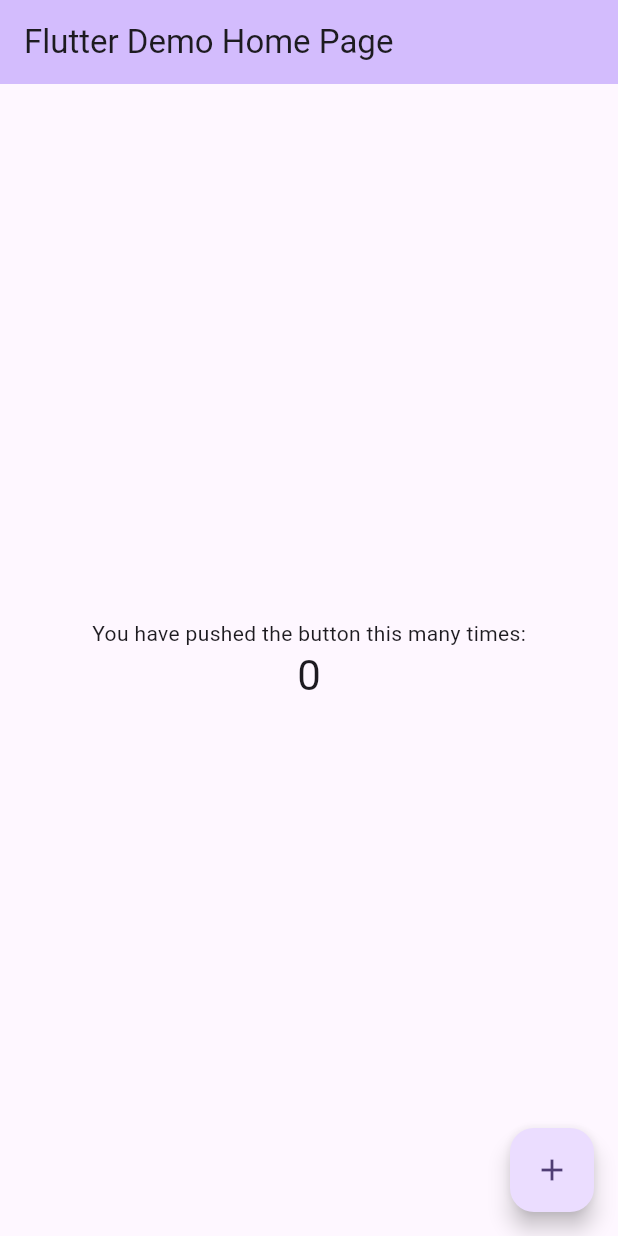
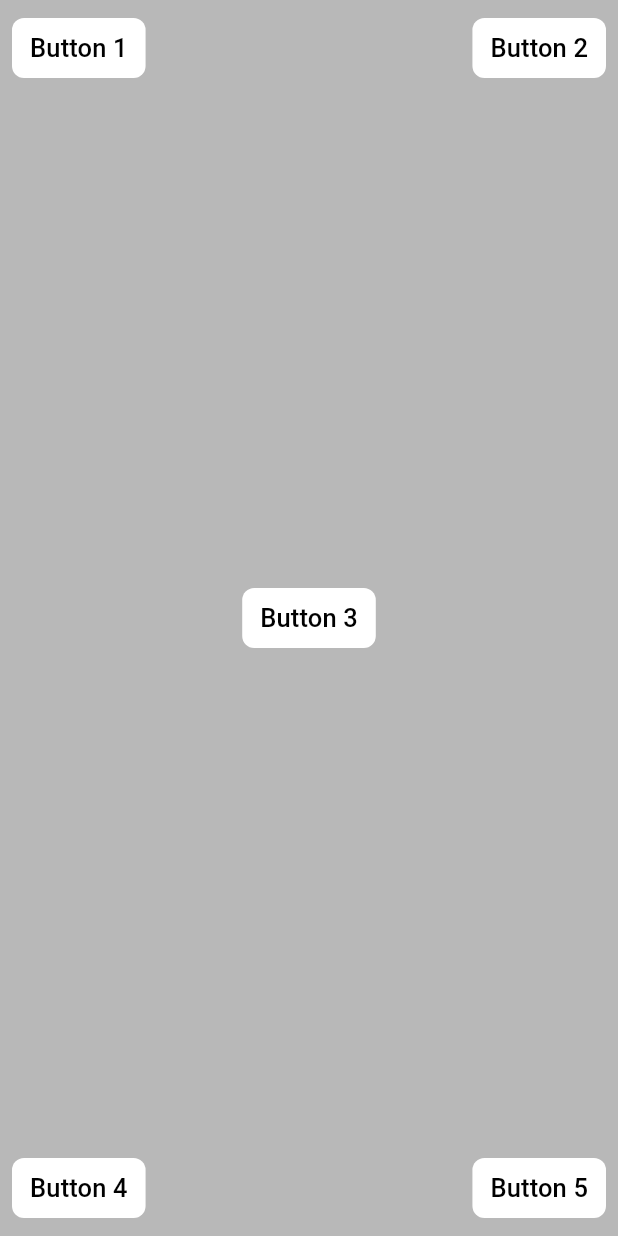
Before and after one commit to RGTechPro/plotline_task, a Flutter app: the screen it shows after launch, on a phone screen of 412 x 824 dp. Run offline on Flutter 3.47's test engine with Material 2 defaults, Android fonts, the phone set to English and light mode, and no system bars.

Commit message:
added home page with five buttons

```diff
--- a/lib/main.dart
+++ b/lib/main.dart
@@ -1,4 +1,5 @@
 import 'package:flutter/material.dart';
+import 'package:plotline_task/src/views/home_page.dart';
 
 void main() {
   runApp(const MyApp());
@@ -17,60 +18,7 @@ class MyApp extends StatelessWidget {
         colorScheme: ColorScheme.fromSeed(seedColor: Colors.deepPurple),
         useMaterial3: true,
       ),
-      home: const MyHomePage(title: 'Flutter Demo Home Page'),
+      home:const HomePage(),
     );
   }
 }
-
-class MyHomePage extends StatefulWidget {
-  const MyHomePage({super.key, required this.title});
-  final String title;
-
-  @override
-  State<MyHomePage> createState() => _MyHomePageState();
-}
-
-class _MyHomePageState extends State<MyHomePage> {
-  int _counter = 0;
-
-  void _incrementCounter() {
-    setState(() {
-
-      _counter++;
-    });
-  }
-
-  @override
-  Widget build(BuildContext context) {
-
-    return Scaffold(
-      appBar: AppBar(
-
-        backgroundColor: Theme.of(context).colorScheme.inversePrimary,
-
-        title: Text(widget.title),
-      ),
-      body: Center(
-
-        child: Column(
-
-          mainAxisAlignment: MainAxisAlignment.center,
-          children: <Widget>[
-            const Text(
-              'You have pushed the button this many times:',
-            ),
-            Text(
-              '$_counter',
-              style: Theme.of(context).textTheme.headlineMedium,
-            ),
-          ],
-        ),
-      ),
-      floatingActionButton: FloatingActionButton(
-        onPressed: _incrementCounter,
-        tooltip: 'Increment',
-        child: const Icon(Icons.add),
-      ), // This trailing comma makes auto-formatting nicer for build methods.
-    );
-  }
-}
--- /dev/null
+++ b/lib/src/views/home_page.dart
@@ -0,0 +1,43 @@
+import 'package:flutter/material.dart';
+import 'package:plotline_task/src/widgets/button.dart';
+
+class HomePage extends StatelessWidget {
+  const HomePage({super.key});
+
+  @override
+  Widget build(BuildContext context) {
+    return SafeArea(
+      child: Scaffold(
+        backgroundColor: const Color(0xffB8B8B8),
+        body: Padding(
+          padding: const EdgeInsets.all(8.0),
+          child: Column(
+              mainAxisAlignment: MainAxisAlignment.spaceBetween,
+              crossAxisAlignment: CrossAxisAlignment.start,
+              children: [
+                Row(
+                  mainAxisAlignment: MainAxisAlignment.spaceBetween,
+                  children: [
+                    MyButton(text: 'Button 1', onPressed: () {}),
+                    MyButton(text: 'Button 2', onPressed: () {})
+                  ],
+                ),
+                Row(
+                  mainAxisAlignment: MainAxisAlignment.center,
+                  children: [
+                    MyButton(text: 'Button 3', onPressed: () {}),
+                  ],
+                ),
+                Row(
+                  mainAxisAlignment: MainAxisAlignment.spaceBetween,
+                  children: [
+                    MyButton(text: 'Button 4', onPressed: () {}),
+                    MyButton(text: 'Button 5', onPressed: () {})
+                  ],
+                ),
+              ]),
+        ),
+      ),
+    );
+  }
+}
--- /dev/null
+++ b/lib/src/widgets/button.dart
@@ -0,0 +1,25 @@
+import 'package:flutter/material.dart';
+
+class MyButton extends StatelessWidget {
+  const MyButton({required this.text, required this.onPressed, super.key});
+
+  final String text;
+  final VoidCallback onPressed;
+  @override
+  Widget build(BuildContext context) {
+    return TextButton(
+      onPressed: () {},
+      style: TextButton.styleFrom(
+          backgroundColor: Colors.white,
+          shape: const RoundedRectangleBorder(
+              borderRadius: BorderRadius.all(Radius.circular(8)))),
+      child: Text(
+        text,
+        style: const TextStyle(
+          fontSize: 17,
+          color: Colors.black,
+        ),
+      ),
+    );
+  }
+}
```
